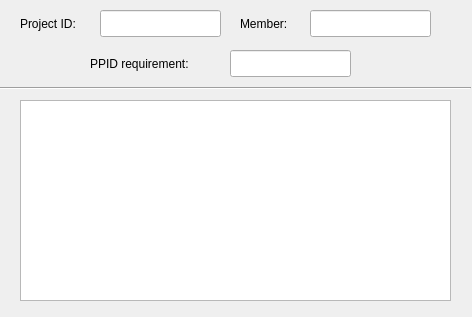
The window that d2/projectdesc.ui (forshakuras/3004) describes before a commit, drawn with Qt 5.
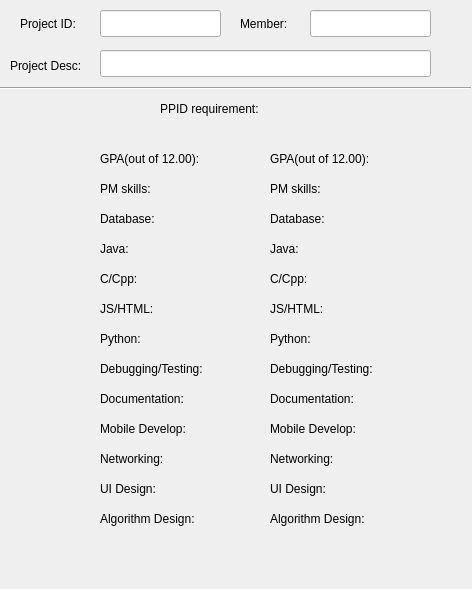
The same window after the commit.

Commit message: project desc fix

Diff of the .ui file:
```diff
--- a/d2/projectdesc.ui
+++ b/d2/projectdesc.ui
@@ -7,7 +7,7 @@
     <x>0</x>
     <y>0</y>
     <width>472</width>
-    <height>317</height>
+    <height>589</height>
    </rect>
   </property>
   <property name="windowTitle">
@@ -39,16 +39,6 @@
     <enum>Qt::Horizontal</enum>
    </property>
   </widget>
-  <widget class="QTextBrowser" name="textBrowser">
-   <property name="geometry">
-    <rect>
-     <x>20</x>
-     <y>100</y>
-     <width>431</width>
-     <height>201</height>
-    </rect>
-   </property>
-  </widget>
   <widget class="QLineEdit" name="lineEdit">
    <property name="enabled">
     <bool>true</bool>
@@ -94,8 +84,8 @@
   <widget class="QLabel" name="label_3">
    <property name="geometry">
     <rect>
-     <x>90</x>
-     <y>55</y>
+     <x>160</x>
+     <y>100</y>
      <width>141</width>
      <height>17</height>
     </rect>
@@ -107,13 +97,364 @@
   <widget class="QLineEdit" name="ppid">
    <property name="geometry">
     <rect>
-     <x>230</x>
+     <x>100</x>
      <y>50</y>
-     <width>121</width>
+     <width>331</width>
      <height>27</height>
     </rect>
    </property>
   </widget>
+  <widget class="QLabel" name="label_4">
+   <property name="geometry">
+    <rect>
+     <x>10</x>
+     <y>40</y>
+     <width>91</width>
+     <height>51</height>
+    </rect>
+   </property>
+   <property name="text">
+    <string>Project Desc:</string>
+   </property>
+  </widget>
+  <widget class="QLabel" name="label_5">
+   <property name="geometry">
+    <rect>
+     <x>100</x>
+     <y>180</y>
+     <width>67</width>
+     <height>17</height>
+    </rect>
+   </property>
+   <property name="text">
+    <string>PM skills:</string>
+   </property>
+  </widget>
+  <widget class="QLabel" name="label_16">
+   <property name="geometry">
+    <rect>
+     <x>100</x>
+     <y>510</y>
+     <width>131</width>
+     <height>17</height>
+    </rect>
+   </property>
+   <property name="text">
+    <string>Algorithm Design:</string>
+   </property>
+  </widget>
+  <widget class="QLabel" name="label_14">
+   <property name="geometry">
+    <rect>
+     <x>100</x>
+     <y>450</y>
+     <width>91</width>
+     <height>17</height>
+    </rect>
+   </property>
+   <property name="text">
+    <string>Networking:</string>
+   </property>
+  </widget>
+  <widget class="QLabel" name="label_9">
+   <property name="geometry">
+    <rect>
+     <x>100</x>
+     <y>300</y>
+     <width>67</width>
+     <height>17</height>
+    </rect>
+   </property>
+   <property name="text">
+    <string>JS/HTML:</string>
+   </property>
+  </widget>
+  <widget class="QLabel" name="label_7">
+   <property name="geometry">
+    <rect>
+     <x>100</x>
+     <y>240</y>
+     <width>67</width>
+     <height>17</height>
+    </rect>
+   </property>
+   <property name="text">
+    <string>Java:</string>
+   </property>
+  </widget>
+  <widget class="QLabel" name="label_10">
+   <property name="geometry">
+    <rect>
+     <x>100</x>
+     <y>330</y>
+     <width>67</width>
+     <height>17</height>
+    </rect>
+   </property>
+   <property name="text">
+    <string>Python:</string>
+   </property>
+  </widget>
+  <widget class="QLabel" name="label_13">
+   <property name="geometry">
+    <rect>
+     <x>100</x>
+     <y>420</y>
+     <width>121</width>
+     <height>17</height>
+    </rect>
+   </property>
+   <property name="text">
+    <string>Mobile Develop:</string>
+   </property>
+  </widget>
+  <widget class="QLabel" name="label_11">
+   <property name="geometry">
+    <rect>
+     <x>100</x>
+     <y>360</y>
+     <width>141</width>
+     <height>17</height>
+    </rect>
+   </property>
+   <property name="text">
+    <string>Debugging/Testing:</string>
+   </property>
+  </widget>
+  <widget class="QLabel" name="label_8">
+   <property name="geometry">
+    <rect>
+     <x>100</x>
+     <y>270</y>
+     <width>67</width>
+     <height>17</height>
+    </rect>
+   </property>
+   <property name="text">
+    <string>C/Cpp:</string>
+   </property>
+  </widget>
+  <widget class="QLabel" name="label_12">
+   <property name="geometry">
+    <rect>
+     <x>100</x>
+     <y>390</y>
+     <width>121</width>
+     <height>17</height>
+    </rect>
+   </property>
+   <property name="text">
+    <string>Documentation:</string>
+   </property>
+  </widget>
+  <widget class="QLabel" name="label_6">
+   <property name="geometry">
+    <rect>
+     <x>100</x>
+     <y>210</y>
+     <width>71</width>
+     <height>17</height>
+    </rect>
+   </property>
+   <property name="text">
+    <string>Database:</string>
+   </property>
+  </widget>
+  <widget class="QLabel" name="label_15">
+   <property name="geometry">
+    <rect>
+     <x>100</x>
+     <y>480</y>
+     <width>81</width>
+     <height>17</height>
+    </rect>
+   </property>
+   <property name="text">
+    <string>UI Design:</string>
+   </property>
+  </widget>
+  <widget class="QLabel" name="label_17">
+   <property name="geometry">
+    <rect>
+     <x>100</x>
+     <y>150</y>
+     <width>121</width>
+     <height>17</height>
+    </rect>
+   </property>
+   <property name="text">
+    <string>GPA(out of 12.00):</string>
+   </property>
+  </widget>
+  <widget class="QLabel" name="mobileLabel">
+   <property name="geometry">
+    <rect>
+     <x>270</x>
+     <y>420</y>
+     <width>121</width>
+     <height>17</height>
+    </rect>
+   </property>
+   <property name="text">
+    <string>Mobile Develop:</string>
+   </property>
+  </widget>
+  <widget class="QLabel" name="uiLabel">
+   <property name="geometry">
+    <rect>
+     <x>270</x>
+     <y>480</y>
+     <width>81</width>
+     <height>17</height>
+    </rect>
+   </property>
+   <property name="text">
+    <string>UI Design:</string>
+   </property>
+  </widget>
+  <widget class="QLabel" name="cLabel">
+   <property name="geometry">
+    <rect>
+     <x>270</x>
+     <y>270</y>
+     <width>67</width>
+     <height>17</height>
+    </rect>
+   </property>
+   <property name="text">
+    <string>C/Cpp:</string>
+   </property>
+  </widget>
+  <widget class="QLabel" name="gpaLabel">
+   <property name="geometry">
+    <rect>
+     <x>270</x>
+     <y>150</y>
+     <width>121</width>
+     <height>17</height>
+    </rect>
+   </property>
+   <property name="text">
+    <string>GPA(out of 12.00):</string>
+   </property>
+  </widget>
+  <widget class="QLabel" name="docLabel">
+   <property name="geometry">
+    <rect>
+     <x>270</x>
+     <y>390</y>
+     <width>121</width>
+     <height>17</height>
+    </rect>
+   </property>
+   <property name="text">
+    <string>Documentation:</string>
+   </property>
+  </widget>
+  <widget class="QLabel" name="javaLabel">
+   <property name="geometry">
+    <rect>
+     <x>270</x>
+     <y>240</y>
+     <width>67</width>
+     <height>17</height>
+    </rect>
+   </property>
+   <property name="text">
+    <string>Java:</string>
+   </property>
+  </widget>
+  <widget class="QLabel" name="networkLabel">
+   <property name="geometry">
+    <rect>
+     <x>270</x>
+     <y>450</y>
+     <width>91</width>
+     <height>17</height>
+    </rect>
+   </property>
+   <property name="text">
+    <string>Networking:</string>
+   </property>
+  </widget>
+  <widget class="QLabel" name="debugLabel">
+   <property name="geometry">
+    <rect>
+     <x>270</x>
+     <y>360</y>
+     <width>141</width>
+     <height>17</height>
+    </rect>
+   </property>
+   <property name="text">
+    <string>Debugging/Testing:</string>
+   </property>
+  </widget>
+  <widget class="QLabel" name="jsLabel">
+   <property name="geometry">
+    <rect>
+     <x>270</x>
+     <y>300</y>
+     <width>67</width>
+     <height>17</height>
+    </rect>
+   </property>
+   <property name="text">
+    <string>JS/HTML:</string>
+   </property>
+  </widget>
+  <widget class="QLabel" name="pmLabel">
+   <property name="geometry">
+    <rect>
+     <x>270</x>
+     <y>180</y>
+     <width>67</width>
+     <height>17</height>
+    </rect>
+   </property>
+   <property name="text">
+    <string>PM skills:</string>
+   </property>
+  </widget>
+  <widget class="QLabel" name="algLabel">
+   <property name="geometry">
+    <rect>
+     <x>270</x>
+     <y>510</y>
+     <width>131</width>
+     <height>17</height>
+    </rect>
+   </property>
+   <property name="text">
+    <string>Algorithm Design:</string>
+   </property>
+  </widget>
+  <widget class="QLabel" name="dbLabel">
+   <property name="geometry">
+    <rect>
+     <x>270</x>
+     <y>210</y>
+     <width>71</width>
+     <height>17</height>
+    </rect>
+   </property>
+   <property name="text">
+    <string>Database:</string>
+   </property>
+  </widget>
+  <widget class="QLabel" name="pythonLabel">
+   <property name="geometry">
+    <rect>
+     <x>270</x>
+     <y>330</y>
+     <width>67</width>
+     <height>17</height>
+    </rect>
+   </property>
+   <property name="text">
+    <string>Python:</string>
+   </property>
+  </widget>
  </widget>
  <resources/>
  <connections/>
```
Left out of the diff: 2 changed lines with no effect on the pictures. The commit also changes 3 other files.
